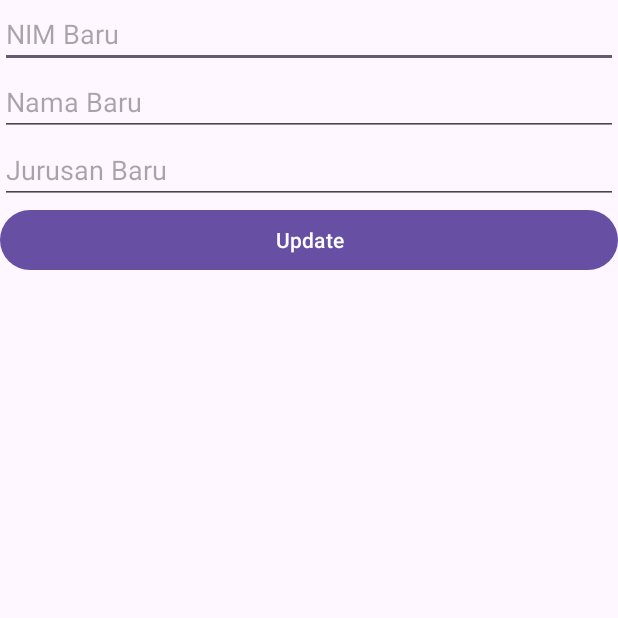
After one commit to bagus22520014/BBP_Firebase, an Android app: the UpdateData screen opened directly, with no data from a screen before it, on a phone screen of 412 x 824 dp, the top half of it. The commit adds this screen. Run offline under Robolectric (Android 15) with nearby library versions, the phone set to English and light mode, and no system bars; our stand-ins replace Firebase (no records; nobody signed in at launch, a user with empty details on screens opened directly); 3 statements that could not run were skipped.

Commit message:
Tugas Pertemuan 5

```diff
--- a/app/src/main/AndroidManifest.xml
+++ b/app/src/main/AndroidManifest.xml
@@ -12,6 +12,9 @@
         android:supportsRtl="true"
         android:theme="@style/Theme.BBP_Firebase"
         tools:targetApi="31">
+        <activity
+            android:name=".UpdateData"
+            android:exported="false" />
         <activity
             android:name=".MyListData"
             android:exported="false" />
--- /dev/null
+++ b/app/src/main/java/com/example/bbp_firebase/UpdateData.kt
@@ -0,0 +1,91 @@
+package com.example.bbp_firebase
+
+import android.os.Bundle
+import android.text.TextUtils
+import android.view.View
+import android.widget.Toast
+import androidx.appcompat.app.AppCompatActivity
+import com.example.bbp_firebase.databinding.ActivityUpdateDataBinding
+import com.google.firebase.auth.FirebaseAuth
+import com.google.firebase.database.DatabaseReference
+import com.google.firebase.database.FirebaseDatabase
+
+class UpdateData : AppCompatActivity() {
+    //Deklarasi Variable
+    private var database: DatabaseReference? = null
+    private var auth: FirebaseAuth? = null
+    private var cekNIM: String? = null
+    private var cekNama: String? = null
+    private var cekJurusan: String? = null
+    private lateinit var binding : ActivityUpdateDataBinding
+    override fun onCreate(savedInstanceState: Bundle?) {
+        super.onCreate(savedInstanceState)
+        binding = ActivityUpdateDataBinding.inflate(layoutInflater)
+        setContentView(binding.root)
+       // supportActionBar!!.title = "Update Data"
+//Mendapatkan Instance autentikasi dan Referensi dari Database
+        auth = FirebaseAuth.getInstance()
+        database = FirebaseDatabase.getInstance().reference
+        data //memanggil method "data"
+        binding.update.setOnClickListener(object : View.OnClickListener {
+            override fun onClick(v: View?) {
+//Mendapatkan Data Mahasiswa yang akan dicek
+                cekNIM = binding.newNim.getText().toString()
+                cekNama = binding.newNama.getText().toString()
+                cekJurusan = binding.newJurusan.getText().toString()
+//Mengecek agar tidak ada data yang kosong, saat proses update
+                if (isEmpty(cekNIM!!) || isEmpty(cekNama!!) ||
+                    isEmpty(cekJurusan!!)) {
+                    Toast.makeText(
+                        this@UpdateData,
+                        "Data tidak boleh ada yang kosong",
+                        Toast.LENGTH_SHORT
+                    ).show()
+                } else {
+                    /*Menjalankan proses update data.
+                    Method Setter digunakan untuk mendapakan data baru yang diinputkan
+                    User.*/
+                    val setMahasiswa = data_mahasiswa()
+                    setMahasiswa.nim = binding.newNim.getText().toString()
+                    setMahasiswa.nama = binding.newNama.getText().toString()
+                    setMahasiswa.jurusan =
+                        binding.newJurusan.getText().toString()
+                    updateMahasiswa(setMahasiswa)
+                }
+            }
+        })
+    }
+    // Mengecek apakah ada data yang kosong, sebelum diupdate
+    private fun isEmpty(s: String): Boolean {
+        return TextUtils.isEmpty(s)
+    }
+    //Menampilkan data yang akan di update
+    private val data: Unit
+        private get() {
+//Menampilkan data dari item yang dipilih sebelumnya
+            val getNIM = intent.extras!!.getString("dataNIM")
+            val getNama = intent.extras!!.getString("dataNama")
+            val getJurusan = intent.extras!!.getString("dataJurusan")
+            binding.newNim!!.setText(getNIM)
+            binding.newNama!!.setText(getNama)
+            binding.newJurusan!!.setText(getJurusan)
+        }
+    //Proses Update data yang sudah ditentukan
+    private fun updateMahasiswa(mahasiswa: data_mahasiswa) {
+        val userID = auth!!.uid
+        val getKey = intent.extras!!.getString("getPrimaryKey")
+        database!!.child("Admin")
+            .child(userID!!)
+            .child("Mahasiswa")
+            .child(getKey!!)
+            .setValue(mahasiswa)
+            .addOnSuccessListener {
+                binding.newNim!!.setText("")
+                binding.newNama!!.setText("")
+                binding.newJurusan!!.setText("")
+                Toast.makeText(this@UpdateData, "Data Berhasil diubah",
+                    Toast.LENGTH_SHORT).show()
+                finish()
+            }
+    }
+}
--- /dev/null
+++ b/app/src/main/res/layout/activity_update_data.xml
@@ -0,0 +1,35 @@
+<?xml version="1.0" encoding="utf-8"?>
+<LinearLayout xmlns:android="http://schemas.android.com/apk/res/android"
+    xmlns:tools="http://schemas.android.com/tools"
+    android:layout_width="match_parent"
+    android:layout_height="match_parent"
+    android:layout_margin="8dp"
+    android:orientation="vertical"
+    tools:context=".UpdateData">
+    <EditText
+        android:id="@+id/new_nim"
+        android:layout_width="match_parent"
+        android:layout_height="wrap_content"
+        android:ems="10"
+        android:hint="NIM Baru"
+        android:inputType="textPersonName" />
+    <EditText
+        android:id="@+id/new_nama"
+        android:layout_width="match_parent"
+        android:layout_height="wrap_content"
+        android:ems="10"
+        android:hint="Nama Baru"
+        android:inputType="textPersonName" />
+    <EditText
+        android:id="@+id/new_jurusan"
+        android:layout_width="match_parent"
+        android:layout_height="wrap_content"
+        android:ems="10"
+        android:hint="Jurusan Baru"
+        android:inputType="textPersonName" />
+    <Button
+        android:id="@+id/update"
+        android:layout_width="match_parent"
+        android:layout_height="wrap_content"
+        android:text="Update" />
+</LinearLayout>
```
Also changed, not shown: app/src/main/java/com/example/bbp_firebase/RecyclerViewAdapter.kt (+32 -2 lines).
